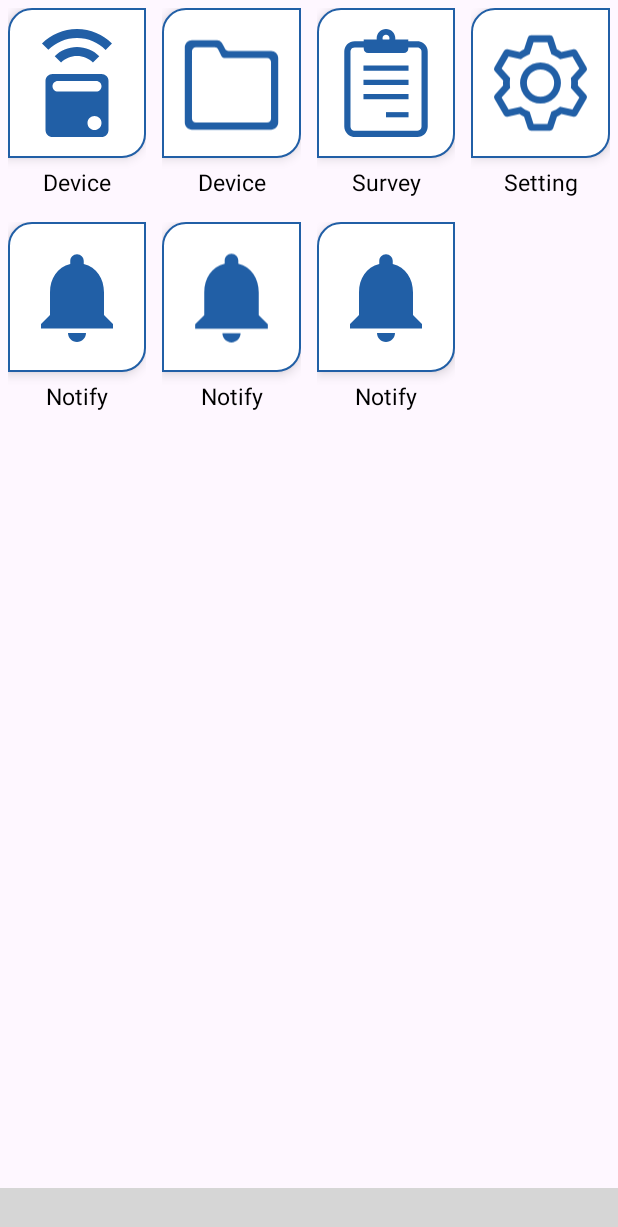
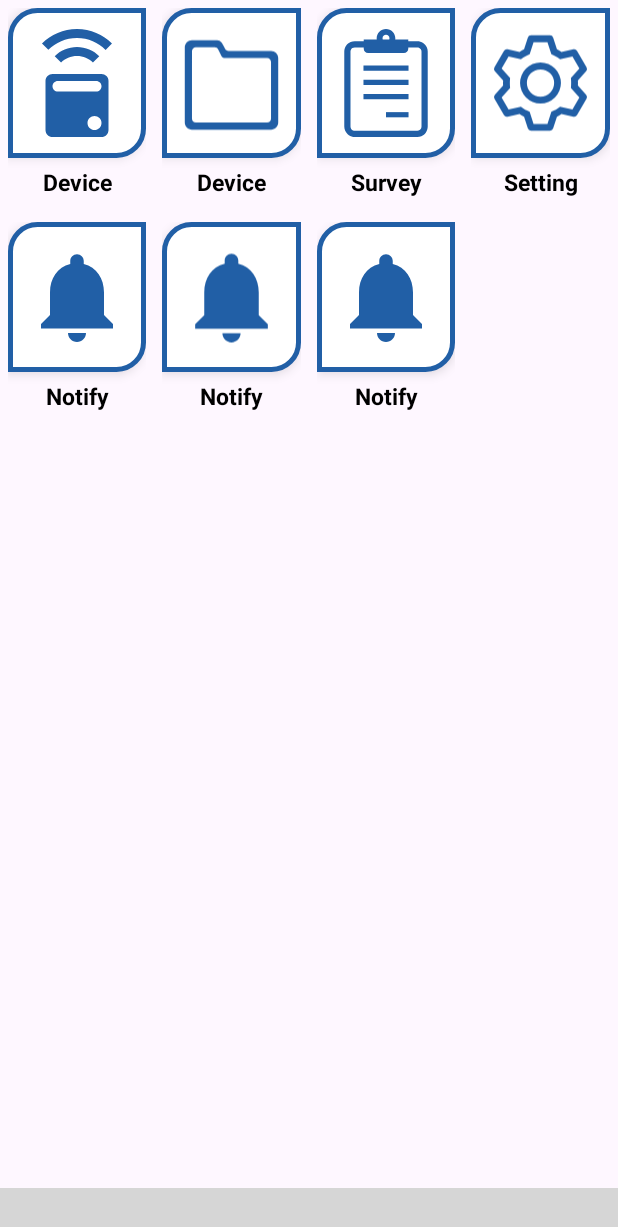
Before and after one commit to AnujDevApogee/geomaster, an Android app: the DeviceFragment screen opened through its navigation route, on a phone screen of 412 x 824 dp. Shown: the top 1227 px of the screen. Run offline under Robolectric (Android 15) with nearby library versions, the phone set to English and light mode, and no system bars; our stand-ins replace data binding; libraries missing offline, so code that uses them is left out: np.com.susanthapa; plain views replace CurvedBottomNavigationView; 3 statements that could not run were skipped; grey boxes are pictures that could not be loaded.

```diff
--- a/app/src/main/res/drawable/leaf_layout.xml
+++ b/app/src/main/res/drawable/leaf_layout.xml
@@ -2,13 +2,13 @@
 <shape xmlns:android="http://schemas.android.com/apk/res/android"
     android:shape="rectangle">
     <corners
-        android:bottomRightRadius="15dp"
-        android:topLeftRadius="15dp" />
+        android:bottomRightRadius="18dp"
+        android:topLeftRadius="18dp" />
 
     <solid android:color="@color/md_theme_light_onPrimary" />
 
     <stroke
-        android:width="1dp"
+        android:width="3dp"
         android:color="@color/md_theme_light_primary" />
     <padding
         android:bottom="10dp"
--- a/app/src/main/res/layout/home_screen_item_layout.xml
+++ b/app/src/main/res/layout/home_screen_item_layout.xml
@@ -30,6 +30,7 @@
             android:layout_height="wrap_content"
             android:ellipsize="end"
             android:padding="5dp"
+            android:textStyle="bold"
             android:textColor="@color/md_theme_light_shadow"
             android:textSize="15sp"
             app:layout_constraintBottom_toBottomOf="parent"
```
